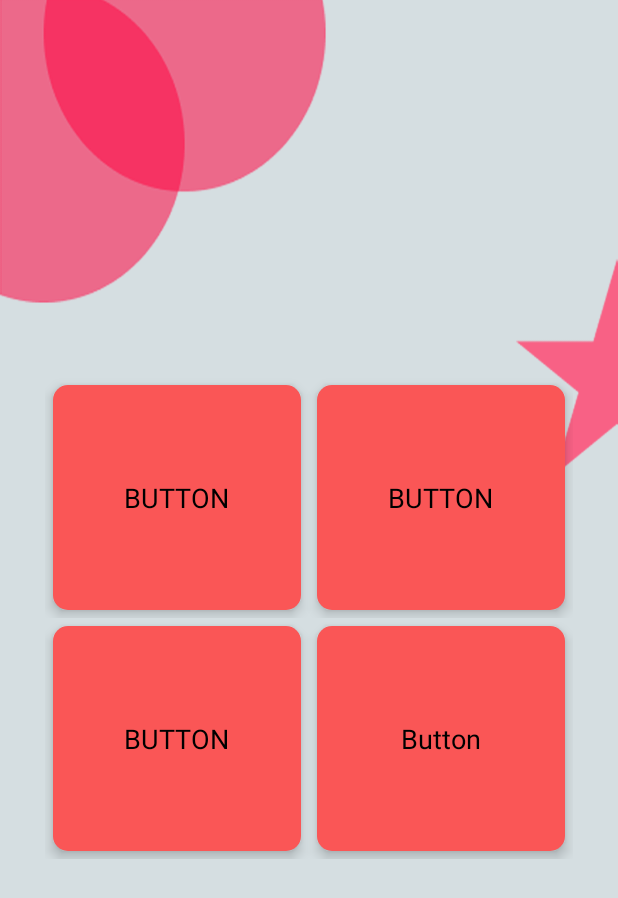
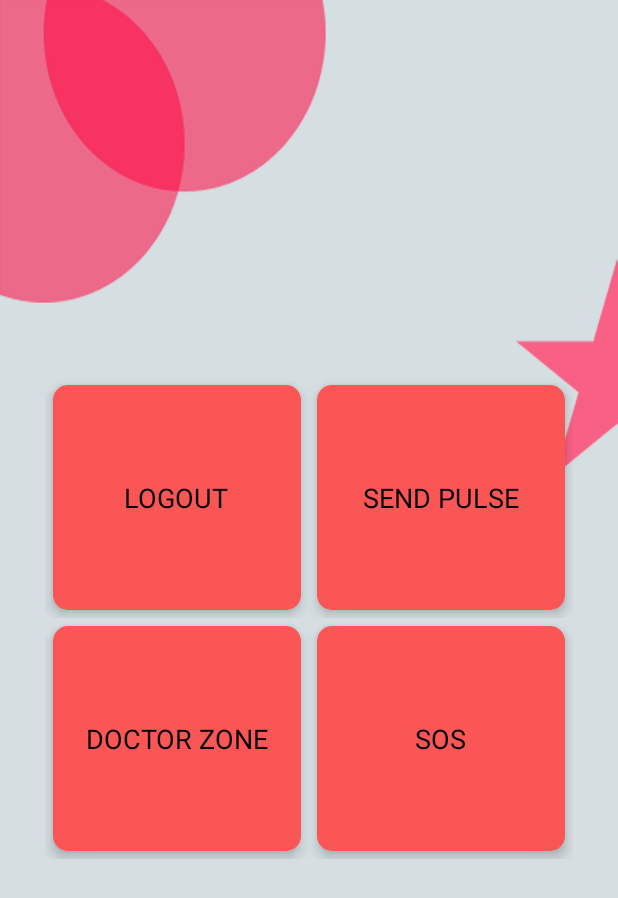
Before and after one commit to piru72/MedtRonic, an Android app: the layout activity_home.xml on its own in the app's theme, with its tools: preview values and no code run, on a phone screen of 412 x 824 dp. Shown: the top 898 px of the screen. Run offline under Robolectric (Android 15) with nearby library versions, the phone set to English and light mode, and no system bars.

Commit message:
add (ui) : buttons ui added

```diff
--- a/app/build.gradle
+++ b/app/build.gradle
@@ -45,6 +45,8 @@ dependencies {
     implementation 'com.google.android.material:material:1.7.0'
     implementation 'androidx.constraintlayout:constraintlayout:2.1.4'
     implementation 'com.google.firebase:firebase-auth:21.1.0'
+    implementation 'androidx.navigation:navigation-fragment-ktx:2.5.3'
+    implementation 'androidx.navigation:navigation-ui-ktx:2.5.3'
     testImplementation 'junit:junit:4.13.2'
     androidTestImplementation 'androidx.test.ext:junit:1.1.5'
     androidTestImplementation 'androidx.test.espresso:espresso-core:3.5.1'
--- a/app/src/main/res/layout/activity_home.xml
+++ b/app/src/main/res/layout/activity_home.xml
@@ -71,7 +71,7 @@
 
 
         <androidx.cardview.widget.CardView
-            android:id="@+id/button1"
+            android:id="@+id/btn_logout"
             android:layout_width="0dp"
             android:layout_height="150dp"
             android:layout_margin="5dp"
@@ -94,7 +94,7 @@
                 <TextView
                     android:layout_width="wrap_content"
                     android:layout_height="wrap_content"
-                    android:text="Button"
+                    android:text="Logout"
                     android:textAllCaps="true"
                     android:textColor="@color/black"
                     android:textSize="18sp" />
@@ -102,7 +102,7 @@
         </androidx.cardview.widget.CardView>
 
         <androidx.cardview.widget.CardView
-            android:id="@+id/button2"
+            android:id="@+id/btn_send_pulse"
             android:layout_width="0dp"
             android:layout_height="150dp"
             android:layout_margin="5dp"
@@ -127,7 +127,7 @@
                 <TextView
                     android:layout_width="wrap_content"
                     android:layout_height="wrap_content"
-                    android:text="Button"
+                    android:text="Send Pulse"
                     android:textAllCaps="true"
                     android:textColor="@color/black"
                     android:textSize="18sp" />
@@ -146,7 +146,7 @@
 
 
         <androidx.cardview.widget.CardView
-            android:id="@+id/button3"
+            android:id="@+id/btn_doctor_zone"
             android:layout_width="0dp"
             android:layout_height="150dp"
             android:layout_margin="5dp"
@@ -171,7 +171,7 @@
                 <TextView
                     android:layout_width="wrap_content"
                     android:layout_height="wrap_content"
-                    android:text="Button"
+                    android:text="Doctor Zone"
                     android:textAllCaps="true"
                     android:textColor="@color/black"
                     android:textSize="18sp" />
@@ -179,7 +179,7 @@
         </androidx.cardview.widget.CardView>
 
         <androidx.cardview.widget.CardView
-            android:id="@+id/button4"
+            android:id="@+id/btn_sos"
             android:layout_width="0dp"
             android:layout_height="150dp"
             android:layout_margin="5dp"
@@ -205,7 +205,7 @@
                 <TextView
                     android:layout_width="wrap_content"
                     android:layout_height="wrap_content"
-                    android:text="Button"
+                    android:text="SOS"
                     android:textColor="@color/black"
                     android:textSize="18sp" />
             </LinearLayout>
```
Also changed, not shown: app/src/main/AndroidManifest.xml (+21 -0 lines), app/src/main/java/piru72/medtronic/HomeActivity.kt (+20 -1 lines), app/src/main/java/piru72/medtronic/HomeTab/DoctorZoneActivity.kt (added, +12 -0 lines), app/src/main/java/piru72/medtronic/HomeTab/SendPulseActivity.kt (added, +12 -0 lines), app/src/main/java/piru72/medtronic/HomeTab/SosActivity.kt (added, +12 -0 lines), app/src/main/res/layout/activity_doctor_zone.xml (added, +18 -0 lines), app/src/main/res/layout/activity_send_pulse.xml (added, +18 -0 lines), app/src/main/res/layout/activity_sos.xml (added, +18 -0 lines), app/src/main/res/drawable-v24/img_doctor.png (added), app/src/main/res/drawable/img_chat.png (added).
